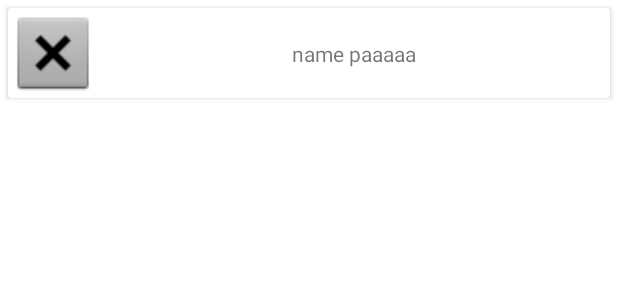
After one commit to Serg8787/SearchEngineGitHub, an Android app: the layout programist_item.xml on its own in the app's theme, with its tools: preview values and no code run, on a phone screen of 412 x 824 dp. The commit adds this screen. Shown: the top 300 px of the screen. Run offline under Robolectric (Android 15) with nearby library versions, the phone set to English and light mode, and no system bars.

Commit message:
list programist

```diff
--- /dev/null
+++ b/app/src/main/res/layout/programist_item.xml
@@ -0,0 +1,36 @@
+<?xml version="1.0" encoding="utf-8"?>
+<androidx.cardview.widget.CardView xmlns:android="http://schemas.android.com/apk/res/android"
+    xmlns:app="http://schemas.android.com/apk/res-auto"
+    xmlns:tools="http://schemas.android.com/tools"
+    android:layout_width="match_parent"
+    android:layout_height="wrap_content"
+    android:layout_margin="5dp">
+    <androidx.constraintlayout.widget.ConstraintLayout
+        android:id="@+id/constRoot"
+        android:layout_width="match_parent"
+        android:layout_height="wrap_content">
+
+
+    <ImageView
+        android:id="@+id/ivAvatarItem"
+        android:layout_width="60dp"
+        android:layout_height="60dp"
+        android:src="@android:drawable/btn_dialog"
+        app:layout_constraintTop_toTopOf="parent"
+        app:layout_constraintBottom_toBottomOf="parent"
+        app:layout_constraintStart_toStartOf="parent"/>
+
+    <TextView
+        android:id="@+id/tvLogin"
+        android:layout_width="0dp"
+        android:layout_height="wrap_content"
+        android:layout_margin="5dp"
+        android:text="name paaaaa"
+        android:gravity="center"
+        app:layout_constraintStart_toEndOf="@+id/ivAvatarItem"
+        app:layout_constraintBottom_toBottomOf="parent"
+        app:layout_constraintTop_toTopOf="parent"
+        app:layout_constraintEnd_toEndOf="parent"
+        />
+    </androidx.constraintlayout.widget.ConstraintLayout>
+</androidx.cardview.widget.CardView>
```
Also changed, not shown: app/src/main/java/com/example/searchenginegithub/MainActivity.kt (+7 -2 lines), app/src/main/java/com/example/searchenginegithub/ProgramistAdapter.kt (added, +29 -0 lines), app/src/main/res/layout/activity_main.xml (+6 -9 lines).
